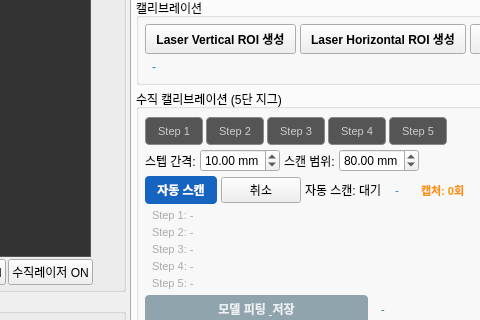
First picture: the form in ui/tab_laser_calibration.ui, repository kuks2309/Charging_Robot_Operation, before the edit; both pictures show x 586 to 1066 and y 131 to 451 of the 1200 by 831 pixel window.
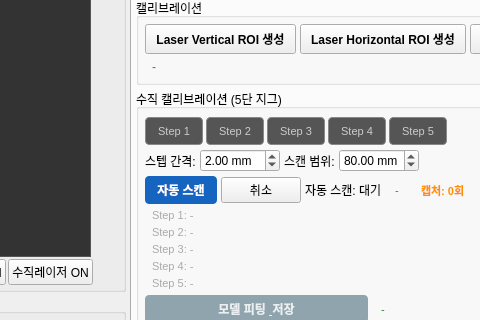
Second picture: the form after the edit. The open tabs and pages were chosen to show the change.

```diff
--- a/ui/tab_laser_calibration.ui
+++ b/ui/tab_laser_calibration.ui
@@ -1243,7 +1243,7 @@
                 <widget class="QDoubleSpinBox" name="spinStepInterval">
                  <property name="minimum"><double>1.0</double></property>
                  <property name="maximum"><double>100.0</double></property>
-                 <property name="value"><double>10.0</double></property>
+                 <property name="value"><double>2.0</double></property>
                  <property name="singleStep"><double>1.0</double></property>
                  <property name="suffix"><string> mm</string></property>
                  <property name="maximumSize"><size><width>80</width><height>16777215</height></size></property>
```
